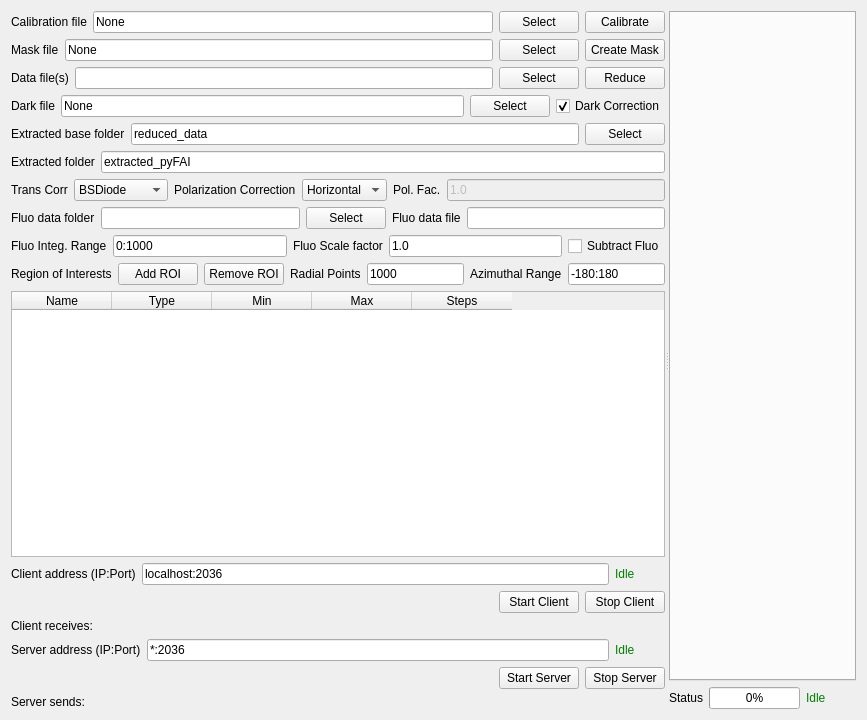
First picture: the form in UI_Forms/Data_Reduction_Client.ui, repository chemmatcars/XAnoS, before the edit.
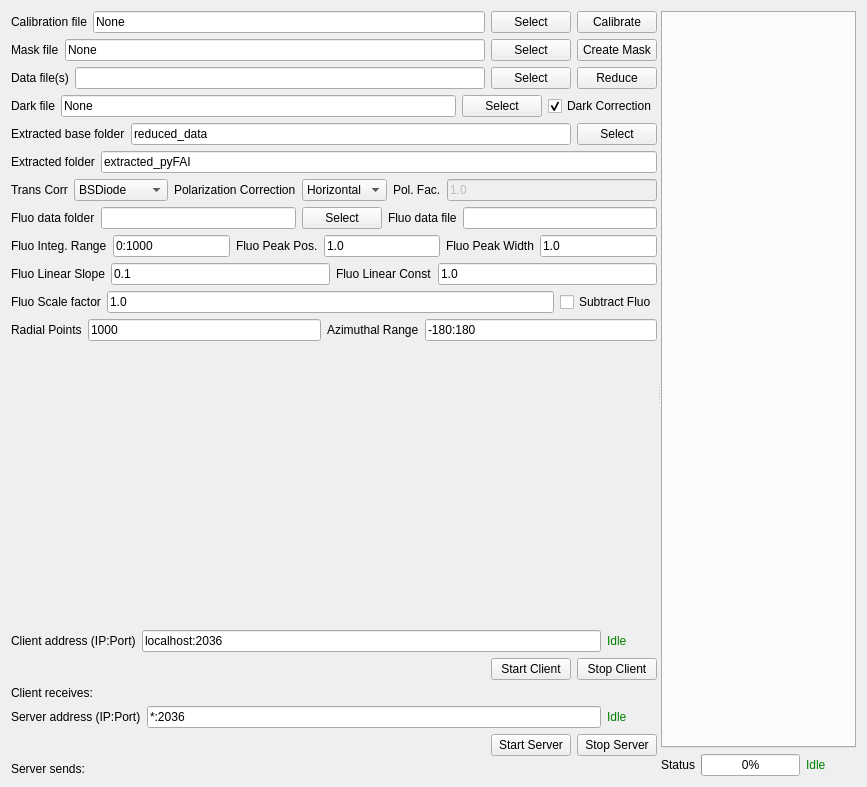
Second picture: the form after the edit.

Diff of the .ui file:
```diff
--- a/UI_Forms/Data_Reduction_Client.ui
+++ b/UI_Forms/Data_Reduction_Client.ui
@@ -7,7 +7,7 @@
     <x>0</x>
     <y>0</y>
     <width>867</width>
-    <height>720</height>
+    <height>787</height>
    </rect>
   </property>
   <property name="windowTitle">
@@ -19,7 +19,7 @@
      <property name="orientation">
       <enum>Qt::Horizontal</enum>
      </property>
-     <widget class="QWidget" name="layoutWidget">
+     <widget class="QWidget" name="">
       <layout class="QVBoxLayout" name="verticalLayout_4">
        <item>
         <layout class="QHBoxLayout" name="horizontalLayout_4">
@@ -332,6 +332,70 @@
           </widget>
          </item>
          <item>
+          <widget class="QLabel" name="flPeakPosLabel">
+           <property name="text">
+            <string>Fluo Peak Pos.</string>
+           </property>
+          </widget>
+         </item>
+         <item>
+          <widget class="QLineEdit" name="flPeakPosLineEdit">
+           <property name="text">
+            <string>1.0</string>
+           </property>
+          </widget>
+         </item>
+         <item>
+          <widget class="QLabel" name="flPeakWidLabel">
+           <property name="text">
+            <string>Fluo Peak Width</string>
+           </property>
+          </widget>
+         </item>
+         <item>
+          <widget class="QLineEdit" name="flPeakWidLineEdit">
+           <property name="text">
+            <string>1.0</string>
+           </property>
+          </widget>
+         </item>
+        </layout>
+       </item>
+       <item>
+        <layout class="QHBoxLayout" name="horizontalLayout_18">
+         <item>
+          <widget class="QLabel" name="flLinearSlopeLabel">
+           <property name="text">
+            <string>Fluo Linear Slope</string>
+           </property>
+          </widget>
+         </item>
+         <item>
+          <widget class="QLineEdit" name="flLinearSlopeLineEdit">
+           <property name="text">
+            <string>0.1</string>
+           </property>
+          </widget>
+         </item>
+         <item>
+          <widget class="QLabel" name="flLinearConstLabel">
+           <property name="text">
+            <string>Fluo Linear Const</string>
+           </property>
+          </widget>
+         </item>
+         <item>
+          <widget class="QLineEdit" name="flLinearConstLineEdit">
+           <property name="text">
+            <string>1.0</string>
+           </property>
+          </widget>
+         </item>
+        </layout>
+       </item>
+       <item>
+        <layout class="QHBoxLayout" name="horizontalLayout_17">
+         <item>
           <widget class="QLabel" name="flScaleFactorLabel">
            <property name="text">
             <string>Fluo Scale factor</string>
@@ -356,27 +420,6 @@
        </item>
        <item>
         <layout class="QHBoxLayout" name="horizontalLayout_8">
-         <item>
-          <widget class="QLabel" name="ROILabel">
-           <property name="text">
-            <string>Region of Interests</string>
-           </property>
-          </widget>
-         </item>
-         <item>
-          <widget class="QPushButton" name="addROIPushButton">
-           <property name="text">
-            <string>Add ROI</string>
-           </property>
-          </widget>
-         </item>
-         <item>
-          <widget class="QPushButton" name="removeROIPushButton">
-           <property name="text">
-            <string>Remove ROI</string>
-           </property>
-          </widget>
-         </item>
          <item>
           <widget class="QLabel" name="radialPointsLabel">
            <property name="text">
@@ -408,33 +451,17 @@
         </layout>
        </item>
        <item>
-        <widget class="QTableWidget" name="ROITableWidget">
-         <column>
-          <property name="text">
-           <string>Name</string>
-          </property>
-         </column>
-         <column>
-          <property name="text">
-           <string>Type</string>
-          </property>
-         </column>
-         <column>
-          <property name="text">
-           <string>Min</string>
-          </property>
-         </column>
-         <column>
-          <property name="text">
-           <string>Max</string>
-          </property>
-         </column>
-         <column>
-          <property name="text">
-           <string>Steps</string>
-          </property>
-         </column>
-        </widget>
+        <spacer name="verticalSpacer">
+         <property name="orientation">
+          <enum>Qt::Vertical</enum>
+         </property>
+         <property name="sizeHint" stdset="0">
+          <size>
+           <width>20</width>
+           <height>40</height>
+          </size>
+         </property>
+        </spacer>
        </item>
        <item>
         <layout class="QVBoxLayout" name="verticalLayout_2">
```
